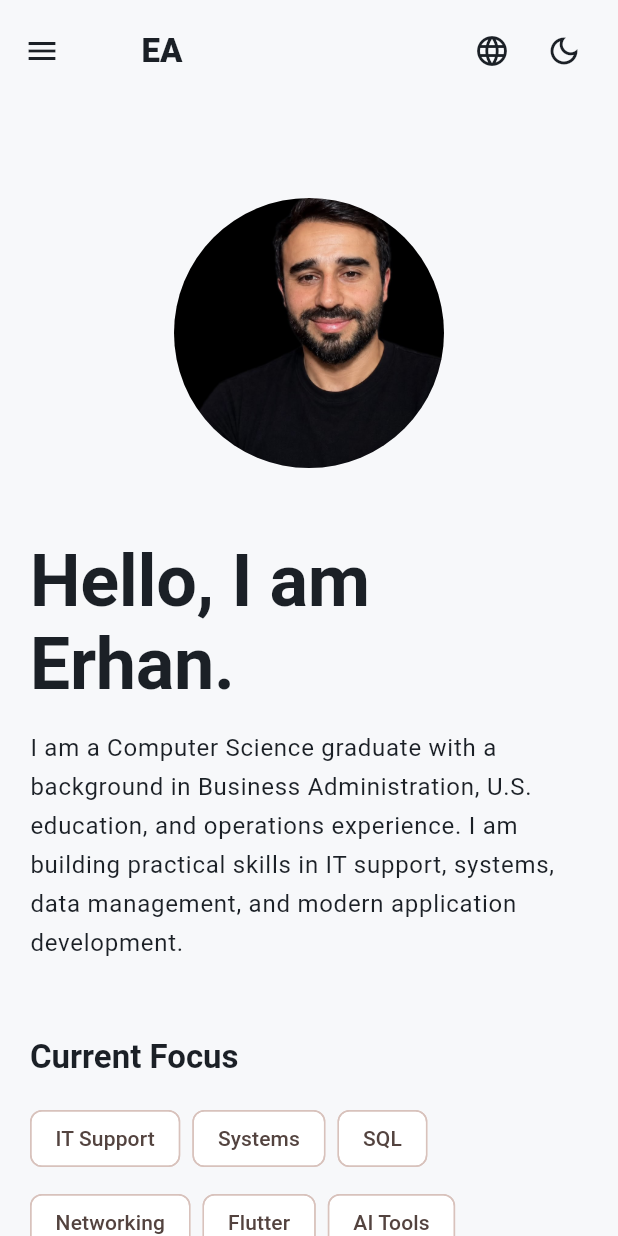
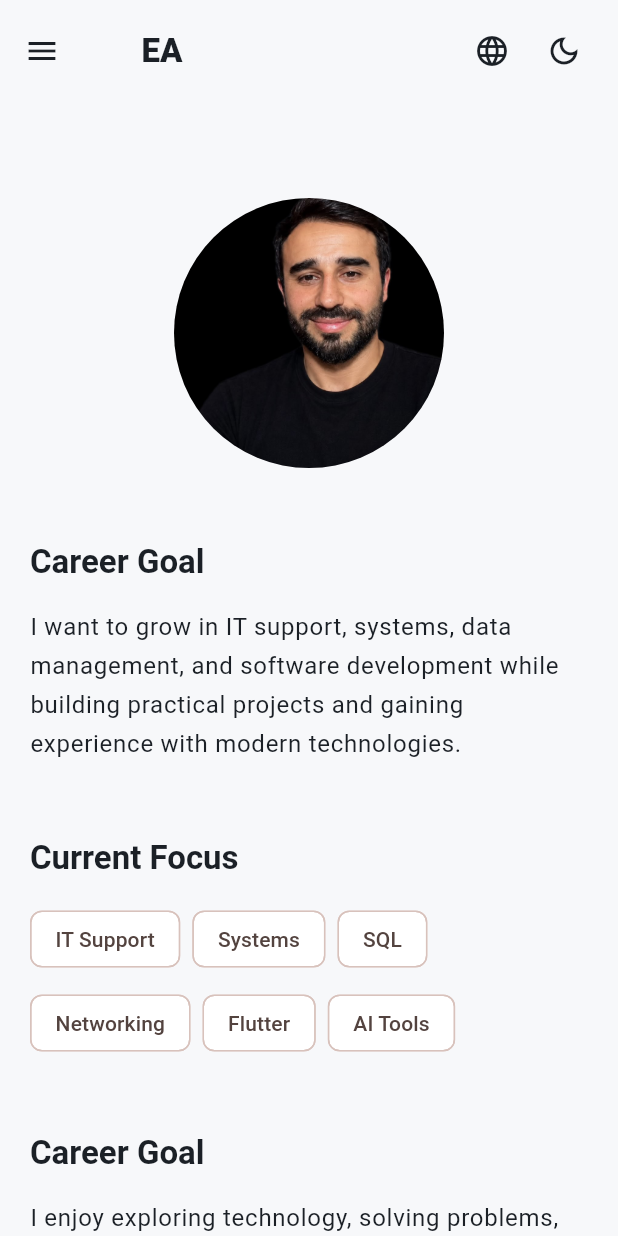
Before and after one commit to Erhant-ant/erhan_ant_portfolio, a Flutter app: the AboutScreen screen opened by its route, on a phone screen of 412 x 824 dp. Run offline on Flutter 3.47's test engine with Material 3 defaults, Android fonts, the phone set to English and light mode, and no system bars; our stand-ins replace shared_preferences; missing offline and left inert: dart:js_interop; accounts and stored records are empty.

Commit message:
Update about page content

```diff
--- a/lib/presentation/screens/about/about_screen.dart
+++ b/lib/presentation/screens/about/about_screen.dart
@@ -36,14 +36,14 @@ class AboutScreen extends StatelessWidget {
                   ),
                   const SizedBox(height: AppConstants.space2Xl),
                   Text(
-                    localized('Hello, I am Erhan.', 'Merhaba, ben Erhan.'),
-                    style: theme.textTheme.displayLarge,
+                    localized('Career Goal', 'Kariyer Hedefi'),
+                    style: theme.textTheme.displaySmall,
                   ),
                   const SizedBox(height: AppConstants.spaceMd),
                   Text(
                     localized(
-                      'I am a Computer Science graduate with a background in Business Administration, U.S. education, and operations experience. I am building practical skills in IT support, systems, data management, and modern application development.',
-                      'Bilgisayar Bilimleri mezunuyum. Isletme altyapimi ABD egitim ve operasyon deneyimimle birlestirerek IT destek, sistemler, veri yonetimi ve modern uygulama gelistirme alanlarinda pratik beceriler gelistiriyorum.',
+                      'I want to grow in IT support, systems, data management, and software development while building practical projects and gaining experience with modern technologies.',
+                      'IT destek, sistemler, veri yönetimi ve yazılım geliştirme alanlarında kendimi geliştirirken pratik projeler üretmek ve modern teknolojilerle deneyim kazanmak istiyorum.',
                     ),
                     style: theme.textTheme.bodyLarge,
                   ),
```
